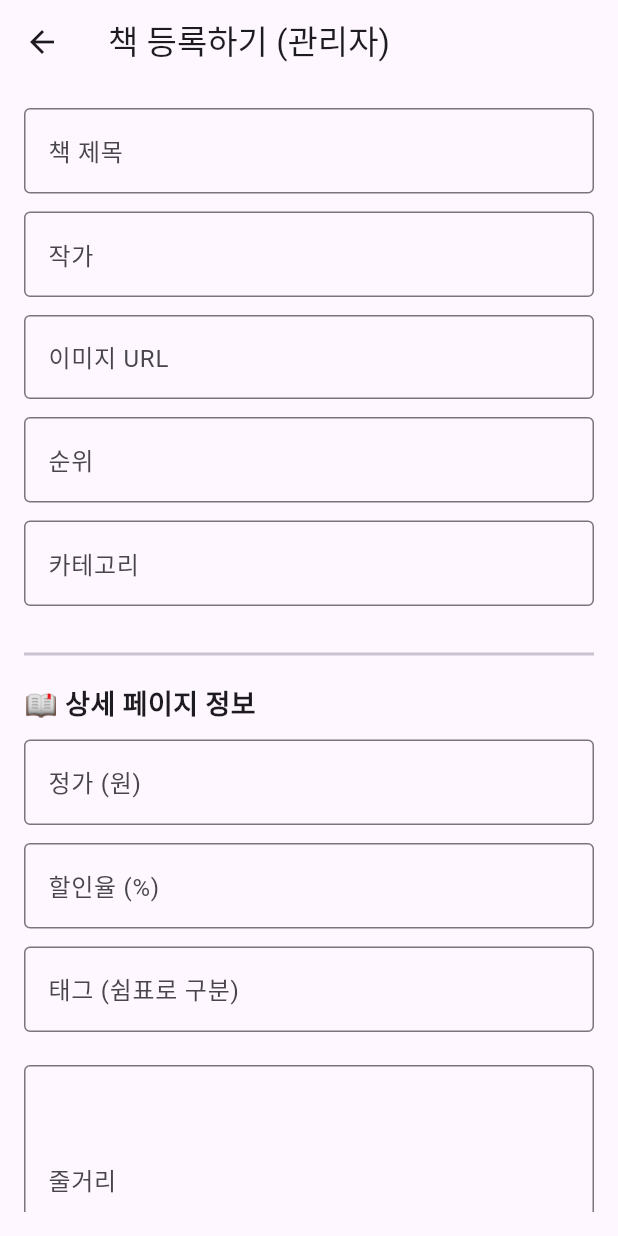
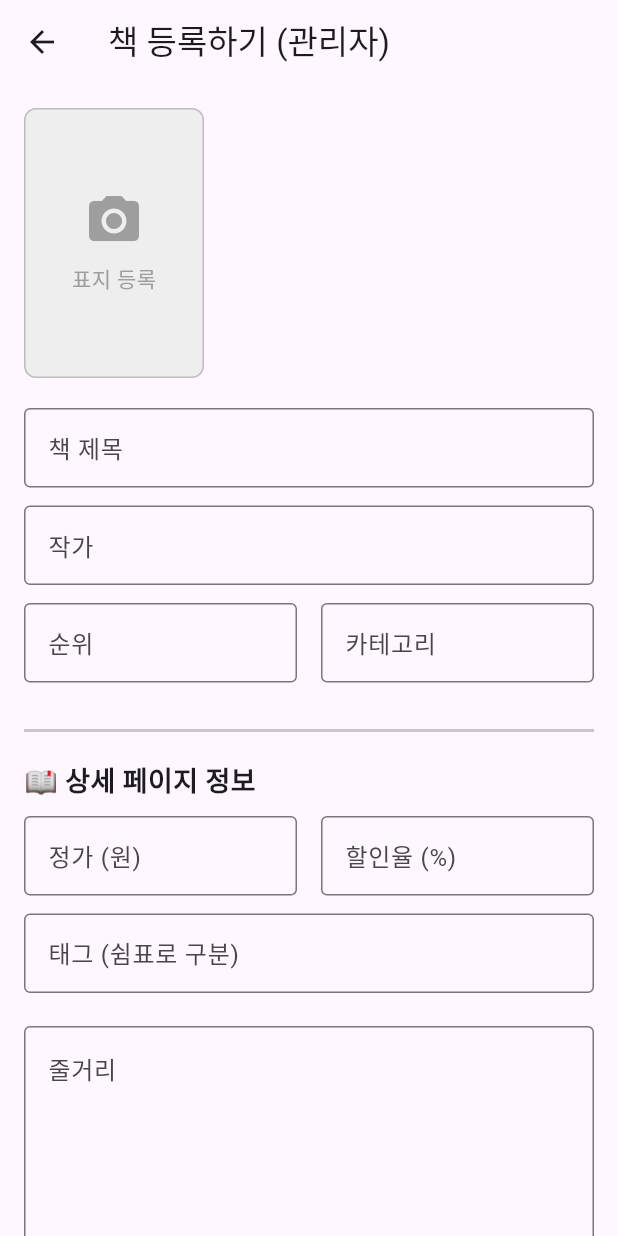
Before and after one commit to KIMKIHWAN55/BOOK_IT, a Flutter app: the AdminAddBookScreen screen opened directly, on a phone screen of 412 x 824 dp. Run offline on Flutter 3.47's test engine with Material 3 defaults, Android fonts, the phone set to English and light mode, and no system bars; our stand-ins replace cloud_firestore, firebase_auth, firebase_core, firebase_storage, google_sign_in, image_picker and 1 more; missing offline and left inert: email_otp; accounts and stored records are empty.

Commit message:
라이브러리 image picker추가 및 관리자 페이지 코드수정

```diff
--- a/lib/screens/admin_add_book_screen.dart
+++ b/lib/screens/admin_add_book_screen.dart
@@ -1,4 +1,7 @@
+import 'dart:io';
 import 'package:flutter/material.dart';
+import 'package:image_picker/image_picker.dart'; // 갤러리 이미지 선택
+import 'package:firebase_storage/firebase_storage.dart'; // 이미지 업로드
 import 'package:cloud_firestore/cloud_firestore.dart';
 import '../models/book_model.dart';
 
@@ -15,50 +18,102 @@ class _AdminAddBookScreenState extends State<AdminAddBookScreen> {
   // 입력 컨트롤러
   final TextEditingController _titleController = TextEditingController();
   final TextEditingController _authorController = TextEditingController();
-  final TextEditingController _imageUrlController = TextEditingController();
   final TextEditingController _rankController = TextEditingController();
   final TextEditingController _categoryController = TextEditingController();
+  final TextEditingController _descriptionController = TextEditingController();
+  final TextEditingController _priceController = TextEditingController();
+  final TextEditingController _discountController = TextEditingController();
+  final TextEditingController _tagsController = TextEditingController();
 
-  // 🔹 추가된 필드 컨트롤러
-  final TextEditingController _descriptionController = TextEditingController(); // 줄거리
-  final TextEditingController _priceController = TextEditingController();       // 가격
-  final TextEditingController _discountController = TextEditingController();    // 할인율
-  final TextEditingController _tagsController = TextEditingController();        // 태그 (#SF, #소설)
+  // 📸 이미지 관련 변수
+  File? _selectedImage;
+  final ImagePicker _picker = ImagePicker();
+  bool _isLoading = false; // 로딩 상태
 
+  // 1. 갤러리에서 이미지 선택 함수
+  Future<void> _pickImage() async {
+    final XFile? image = await _picker.pickImage(source: ImageSource.gallery);
+    if (image != null) {
+      setState(() {
+        _selectedImage = File(image.path);
+      });
+    }
+  }
+
+  // 2. 이미지를 Firebase Storage에 업로드하고 URL을 받는 함수
+  Future<String> _uploadImageToStorage() async {
+    if (_selectedImage == null) return '';
+
+    try {
+      // 파일명 생성 (현재시간_파일명)
+      String fileName = '${DateTime.now().millisecondsSinceEpoch}_book_cover.jpg';
+      Reference ref = FirebaseStorage.instance.ref().child('book_covers/$fileName');
+
+      // 업로드 수행
+      UploadTask uploadTask = ref.putFile(_selectedImage!);
+      TaskSnapshot snapshot = await uploadTask;
+
+      // 다운로드 URL 받기
+      return await snapshot.ref.getDownloadURL();
+    } catch (e) {
+      print('이미지 업로드 실패: $e');
+      return '';
+    }
+  }
+
+  // 3. 책 등록 함수 (이미지 업로드 -> Firestore 저장)
   Future<void> _registerBook() async {
-    if (_formKey.currentState!.validate()) {
+    if (!_formKey.currentState!.validate()) return;
+
+    // 이미지가 선택되지 않았을 경우 경고
+    if (_selectedImage == null) {
+      ScaffoldMessenger.of(context).showSnackBar(
+        const SnackBar(content: Text('책 표지 이미지를 등록해주세요! 📷')),
+      );
+      return;
+    }
+
+    setState(() => _isLoading = true); // 로딩 시작
+
     try {
-        // 태그 문자열을 리스트로 변환 (쉼표로 구분)
+      // (1) 이미지 먼저 업로드하고 URL 받아오기
+      String downloadUrl = await _uploadImageToStorage();
+
+      if (downloadUrl.isEmpty) {
+        throw Exception("이미지 업로드에 실패했습니다.");
+      }
+
+      // (2) 태그 리스트 변환
       List<String> tagsList = _tagsController.text.isNotEmpty
           ? _tagsController.text.split(',').map((e) => e.trim()).toList()
           : [];
 
-        // 새 BookModel 객체 생성
+      // (3) 모델 생성
       final newBook = BookModel(
-          id: '', // Firestore에서 자동 생성됨
+        id: '',
         title: _titleController.text,
         author: _authorController.text,
-          imageUrl: _imageUrlController.text,
+        imageUrl: downloadUrl, // 👈 업로드된 이미지 URL 사용
         rank: _rankController.text,
         category: _categoryController.text,
-          rating: '0.0', // 초기값
-          reviewCount: '0', // 초기값
-          // 🔹 추가된 상세 정보
+        rating: '0.0',
+        reviewCount: '0',
         description: _descriptionController.text,
         price: int.tryParse(_priceController.text) ?? 0,
         discountRate: int.tryParse(_discountController.text),
         tags: tagsList,
       );
 
-        // Firestore에 저장
+      // (4) Firestore 저장
       await FirebaseFirestore.instance.collection('books').add(newBook.toMap());
 
       if (!mounted) return;
       ScaffoldMessenger.of(context).showSnackBar(const SnackBar(content: Text('책 등록 성공! 📚')));
-        Navigator.pop(context); // 등록 후 이전 화면으로 이동
+      Navigator.pop(context);
     } catch (e) {
       ScaffoldMessenger.of(context).showSnackBar(SnackBar(content: Text('에러 발생: $e')));
-      }
+    } finally {
+      if (mounted) setState(() => _isLoading = false); // 로딩 종료
     }
   }
 
@@ -66,24 +121,72 @@ class _AdminAddBookScreenState extends State<AdminAddBookScreen> {
   Widget build(BuildContext context) {
     return Scaffold(
       appBar: AppBar(title: const Text("책 등록하기 (관리자)")),
-      body: Padding(
+      // 🔹 Stack을 사용하여 로딩 화면을 위에 띄움
+      body: Stack(
+        children: [
+          // 📜 스크롤 가능한 폼 영역
+          SingleChildScrollView(
             padding: const EdgeInsets.all(16.0),
             child: Form(
               key: _formKey,
-          child: ListView(
+              child: Column(
+                crossAxisAlignment: CrossAxisAlignment.start,
                 children: [
+                  // 📸 이미지 선택 영역
+                  GestureDetector(
+                    onTap: _pickImage,
+                    child: Container(
+                      width: 120,
+                      height: 180,
+                      decoration: BoxDecoration(
+                        color: Colors.grey[200],
+                        borderRadius: BorderRadius.circular(8),
+                        border: Border.all(color: Colors.grey[400]!),
+                        image: _selectedImage != null
+                            ? DecorationImage(
+                          image: FileImage(_selectedImage!),
+                          fit: BoxFit.cover,
+                        )
+                            : null,
+                      ),
+                      child: _selectedImage == null
+                          ? const Column(
+                        mainAxisAlignment: MainAxisAlignment.center,
+                        children: [
+                          Icon(Icons.camera_alt, color: Colors.grey, size: 40),
+                          SizedBox(height: 8),
+                          Text("표지 등록", style: TextStyle(color: Colors.grey)),
+                        ],
+                      )
+                          : null,
+                    ),
+                  ),
+                  const SizedBox(height: 20),
+
                   _buildTextField(_titleController, '책 제목', '예: Paradox'),
                   _buildTextField(_authorController, '작가', '예: 호베루투 카를로스'),
-              _buildTextField(_imageUrlController, '이미지 URL', 'https://...'),
-              _buildTextField(_rankController, '순위', '예: 1'),
-              _buildTextField(_categoryController, '카테고리', '예: 소설'),
+                  // 이미지 URL 입력 필드는 삭제됨 (자동 처리)
+
+                  Row(
+                    children: [
+                      Expanded(child: _buildTextField(_rankController, '순위', '예: 1')),
+                      const SizedBox(width: 16),
+                      Expanded(child: _buildTextField(_categoryController, '카테고리', '예: 소설')),
+                    ],
+                  ),
 
                   const Divider(height: 40, thickness: 2),
                   const Text("📖 상세 페이지 정보", style: TextStyle(fontSize: 18, fontWeight: FontWeight.bold)),
                   const SizedBox(height: 10),
 
-              _buildTextField(_priceController, '정가 (원)', '예: 13000', isNumber: true),
-              _buildTextField(_discountController, '할인율 (%)', '예: 10 (선택사항)', isNumber: true),
+                  Row(
+                    children: [
+                      Expanded(child: _buildTextField(_priceController, '정가 (원)', '예: 13000', isNumber: true)),
+                      const SizedBox(width: 16),
+                      Expanded(child: _buildTextField(_discountController, '할인율 (%)', '예: 10', isNumber: true)),
+                    ],
+                  ),
+
                   _buildTextField(_tagsController, '태그 (쉼표로 구분)', '예: #SF, #미스테리, #소설'),
 
                   const SizedBox(height: 10),
@@ -92,23 +195,40 @@ class _AdminAddBookScreenState extends State<AdminAddBookScreen> {
                     maxLines: 5,
                     decoration: const InputDecoration(
                       labelText: '줄거리',
+                      alignLabelWithHint: true,
                       border: OutlineInputBorder(),
                       hintText: '책의 줄거리를 입력하세요.',
                     ),
                   ),
 
                   const SizedBox(height: 30),
-              ElevatedButton(
-                onPressed: _registerBook,
+                  SizedBox(
+                    width: double.infinity,
+                    height: 50,
+                    child: ElevatedButton(
+                      onPressed: _isLoading ? null : _registerBook,
                       style: ElevatedButton.styleFrom(
-                  padding: const EdgeInsets.symmetric(vertical: 16),
                         backgroundColor: Colors.blueAccent,
+                        shape: RoundedRectangleBorder(borderRadius: BorderRadius.circular(8)),
                       ),
-                child: const Text("책 등록 완료", style: TextStyle(fontSize: 18, color: Colors.white)),
+                      child: const Text("책 등록 완료", style: TextStyle(fontSize: 18, color: Colors.white, fontWeight: FontWeight.bold)),
                     ),
+                  ),
+                  const SizedBox(height: 20), // 하단 여백 추가
                 ],
               ),
             ),
+          ),
+
+          // ⏳ 로딩 인디케이터 (업로드 중일 때만 표시)
+          if (_isLoading)
+            Container(
+              color: Colors.black.withOpacity(0.5),
+              child: const Center(
+                child: CircularProgressIndicator(color: Colors.white),
+              ),
+            ),
+        ],
       ),
     );
   }
@@ -123,10 +243,11 @@ class _AdminAddBookScreenState extends State<AdminAddBookScreen> {
           labelText: label,
           hintText: hint,
           border: const OutlineInputBorder(),
+          contentPadding: const EdgeInsets.symmetric(horizontal: 12, vertical: 14),
         ),
         validator: (value) {
           if (!isNumber && (value == null || value.isEmpty)) {
-            return '$label을(를) 입력해주세요';
+            return '입력해주세요';
           }
           return null;
         },
--- a/pubspec.yaml
+++ b/pubspec.yaml
@@ -37,7 +37,7 @@ dependencies:
   intl: ^0.20.2
   firebase_core: ^4.1.1
   firebase_auth: ^6.1.0
-  firebase_storage: ^13.0.2
+  firebase_storage: ^13.0.5
   cloud_firestore: ^6.1.1
   google_sign_in: ^7.2.0
   http: ^1.5.0
```
Also changed, not shown: pubspec.lock. Lines whose indentation alone changed are shown as unchanged.
